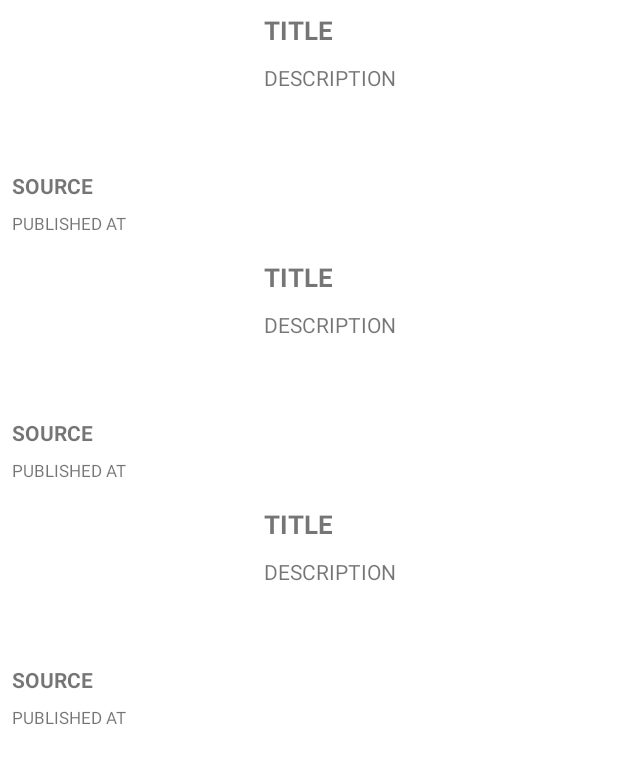
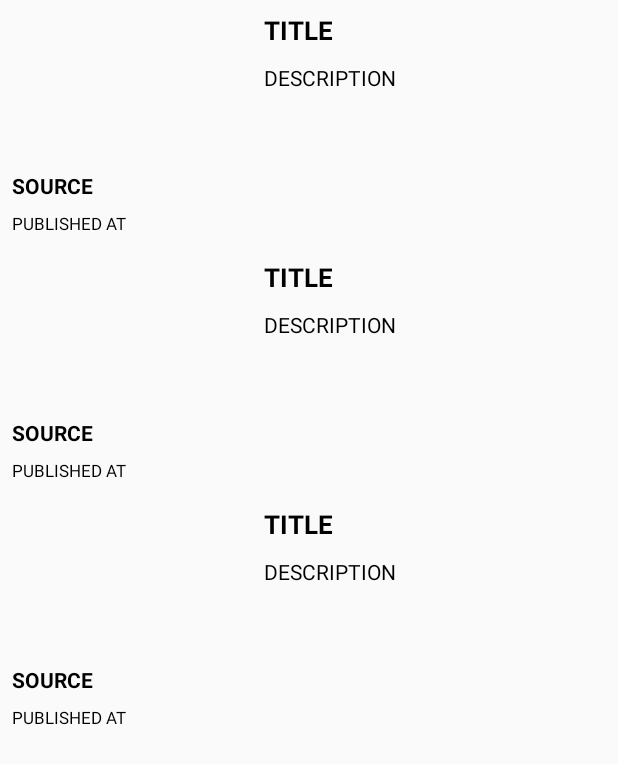
Before and after one commit to jagatjeeban/NewsApp, an Android app: the layout fragment_breaking_news.xml on its own in the app's theme, with its tools: preview values and no code run, on a phone screen of 412 x 824 dp. Shown: the top 764 px of the screen. Run offline under Robolectric (Android 15) with nearby library versions, the phone set to English and light mode, and no system bars.

Commit message:
Remove dark themes

```diff
--- a/app/build.gradle
+++ b/app/build.gradle
@@ -39,7 +39,6 @@ dependencies {
 
     implementation 'androidx.core:core-ktx:1.7.0'
     implementation 'androidx.appcompat:appcompat:1.4.1'
-    implementation 'com.google.android.material:material:1.6.0'
     implementation 'androidx.constraintlayout:constraintlayout:2.1.4'
     testImplementation 'junit:junit:4.13.2'
     androidTestImplementation 'androidx.test.ext:junit:1.1.3'
--- a/app/src/main/AndroidManifest.xml
+++ b/app/src/main/AndroidManifest.xml
@@ -5,6 +5,7 @@
 
     <uses-permission android:name="android.permission.ACCESS_NETWORK_STATE" />
     <uses-permission android:name="android.permission.INTERNET"/>
+
     <application
         android:name=".NewsApplication"
         android:allowBackup="false"
@@ -14,7 +15,7 @@
         android:label="@string/app_name"
         android:roundIcon="@mipmap/ic_launcher_round"
         android:supportsRtl="true"
-        android:theme="@style/Theme.NewsApp"
+        android:theme="@style/AppTheme"
         tools:targetApi="31">
         <activity
             android:name=".ui.MainActivity"
--- a/app/src/main/res/layout/fragment_article.xml
+++ b/app/src/main/res/layout/fragment_article.xml
@@ -7,7 +7,7 @@
     <WebView
         android:id="@+id/webView"
         android:layout_width="match_parent"
-        android:layout_height="match_parent" />
+        android:layout_height="match_parent"/>
 
     <com.google.android.material.floatingactionbutton.FloatingActionButton
         android:id="@+id/fab"
--- a/app/src/main/res/layout/item_article_preview.xml
+++ b/app/src/main/res/layout/item_article_preview.xml
@@ -22,6 +22,7 @@
         android:ellipsize="end"
         android:text="SOURCE"
         android:textStyle="bold"
+        android:textColor="@android:color/black"
         app:layout_constraintBottom_toTopOf="@id/tvPublishedAt"
         app:layout_constraintStart_toStartOf="parent"
         app:layout_constraintTop_toBottomOf="@+id/ivArticleImage" />
@@ -33,6 +34,7 @@
         android:layout_marginTop="8dp"
         android:text="PUBLISHED AT"
         android:textSize="11sp"
+        android:textColor="@android:color/black"
         app:layout_constraintStart_toStartOf="parent"
         app:layout_constraintTop_toBottomOf="@+id/tvSource" />
 
@@ -44,6 +46,7 @@
         android:ellipsize="end"
         android:maxLines="3"
         android:text="TITLE"
+        android:textColor="@android:color/black"
         android:textSize="17sp"
         android:textStyle="bold"
         app:layout_constraintLeft_toRightOf="@+id/ivArticleImage"
@@ -59,6 +62,7 @@
         android:ellipsize="end"
         android:maxLines="5"
         android:text="DESCRIPTION"
+        android:textColor="@android:color/black"
         app:layout_constraintEnd_toEndOf="parent"
         app:layout_constraintStart_toEndOf="@+id/ivArticleImage"
         app:layout_constraintTop_toBottomOf="@+id/tvTitle" />
--- a/app/src/main/res/values-night/themes.xml
+++ /dev/null
@@ -1,16 +0,0 @@
-<resources xmlns:tools="http://schemas.android.com/tools">
-    <!-- Base application theme. -->
-    <style name="Theme.NewsApp" parent="Theme.MaterialComponents.DayNight.DarkActionBar">
-        <!-- Primary brand color. -->
-        <item name="colorPrimary">@color/purple_200</item>
-        <item name="colorPrimaryVariant">@color/purple_700</item>
-        <item name="colorOnPrimary">@color/black</item>
-        <!-- Secondary brand color. -->
-        <item name="colorSecondary">@color/teal_200</item>
-        <item name="colorSecondaryVariant">@color/teal_200</item>
-        <item name="colorOnSecondary">@color/black</item>
-        <!-- Status bar color. -->
-        <item name="android:statusBarColor" tools:targetApi="l">?attr/colorPrimaryVariant</item>
-        <!-- Customize your theme here. -->
-    </style>
-</resources>
--- a/app/src/main/res/values/colors.xml
+++ b/app/src/main/res/values/colors.xml
@@ -1,10 +1,6 @@
 <?xml version="1.0" encoding="utf-8"?>
 <resources>
-    <color name="purple_200">#FFBB86FC</color>
-    <color name="purple_500">#FF6200EE</color>
-    <color name="purple_700">#FF3700B3</color>
-    <color name="teal_200">#FF03DAC5</color>
-    <color name="teal_700">#FF018786</color>
-    <color name="black">#FF000000</color>
-    <color name="white">#FFFFFFFF</color>
+    <color name="colorPrimary">#6200EE</color>
+    <color name="colorPrimaryDark">#3700B3</color>
+    <color name="colorAccent">#03DAC5</color>
 </resources>
--- /dev/null
+++ b/app/src/main/res/values/styles.xml
@@ -0,0 +1,10 @@
+<?xml version="1.0" encoding="utf-8"?>
+<resources>
+    <!-- Base application theme. -->
+    <style name="AppTheme" parent="Theme.AppCompat.Light.DarkActionBar">
+        <!-- Customize your theme here. -->
+        <item name="colorPrimary">@color/colorPrimary</item>
+        <item name="colorPrimaryDark">@color/colorPrimaryDark</item>
+        <item name="colorAccent">@color/colorAccent</item>
+    </style>
+</resources>
--- a/app/src/main/res/values/themes.xml
+++ /dev/null
@@ -1,16 +0,0 @@
-<resources xmlns:tools="http://schemas.android.com/tools">
-    <!-- Base application theme. -->
-    <style name="Theme.NewsApp" parent="Theme.MaterialComponents.DayNight.DarkActionBar">
-        <!-- Primary brand color. -->
-        <item name="colorPrimary">@color/purple_500</item>
-        <item name="colorPrimaryVariant">@color/purple_700</item>
-        <item name="colorOnPrimary">@color/white</item>
-        <!-- Secondary brand color. -->
-        <item name="colorSecondary">@color/teal_200</item>
-        <item name="colorSecondaryVariant">@color/teal_700</item>
-        <item name="colorOnSecondary">@color/black</item>
-        <!-- Status bar color. -->
-        <item name="android:statusBarColor" tools:targetApi="l">?attr/colorPrimaryVariant</item>
-        <!-- Customize your theme here. -->
-    </style>
-</resources>
```
